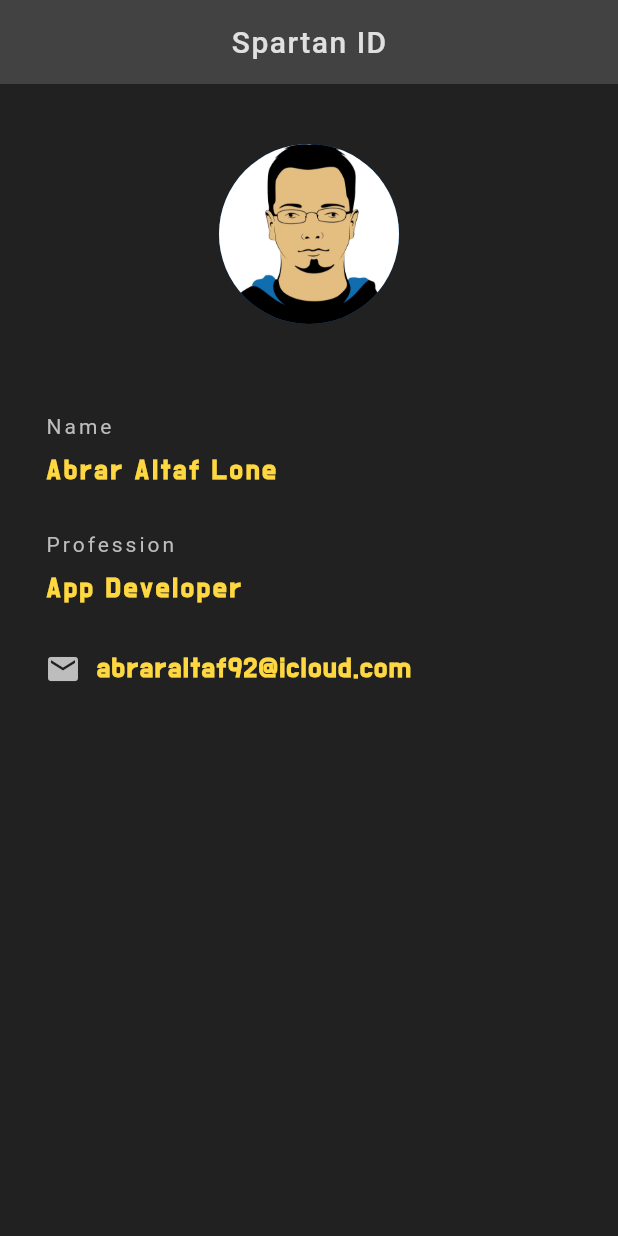
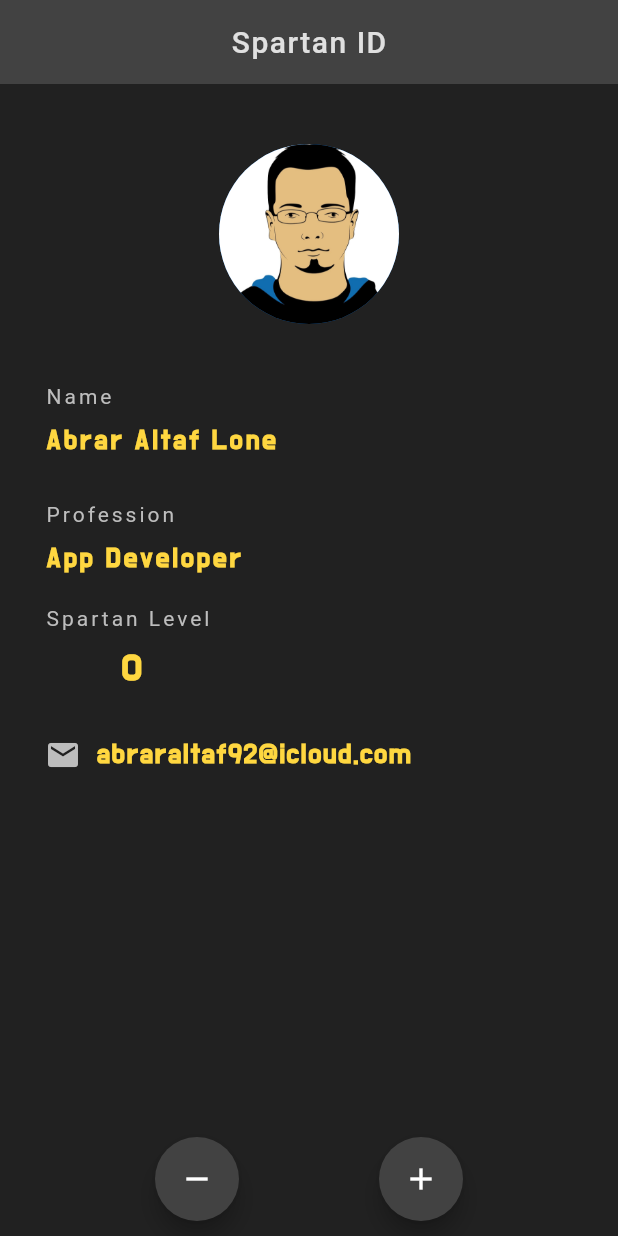
Before and after one commit to abraraltaf92/flutter_terminal_testing, a Flutter app: the screen it shows after launch, on a phone screen of 412 x 824 dp. Run offline on Flutter 3.47's test engine with Material 2 defaults, Android fonts, the phone set to English and light mode, and no system bars.

Commit message:
spartan_level added

```diff
--- a/lib/main.dart
+++ b/lib/main.dart
@@ -2,7 +2,14 @@ import 'package:flutter/material.dart';
 
 void main() => runApp(MaterialApp(home: SpartanId()));
 
-class SpartanId extends StatelessWidget {
+class SpartanId extends StatefulWidget {
+  @override
+  _SpartanIdState createState() => _SpartanIdState();
+}
+
+class _SpartanIdState extends State<SpartanId> {
+  int spartanLevel = 0;
+
   @override
   Widget build(BuildContext context) {
     return Scaffold(
@@ -17,6 +24,46 @@ class SpartanId extends StatelessWidget {
         centerTitle: true,
         elevation: 0.0,
       ),
+      floatingActionButtonLocation: FloatingActionButtonLocation.centerDocked,
+      floatingActionButton: Padding(
+        padding: const EdgeInsets.all(10.0),
+        child: Row(
+          mainAxisAlignment: MainAxisAlignment.spaceEvenly,
+          children: <Widget>[
+            FloatingActionButton(
+              onPressed: () {
+                setState(() {
+                  if (spartanLevel > 0) {
+                    spartanLevel -= 1;
+                  }
+                });
+              },
+              child: Icon(Icons.remove),
+              backgroundColor: Colors.grey[800],
+            ),
+            FloatingActionButton(
+              onPressed: () {
+                setState(() {
+                  spartanLevel += 1;
+                });
+              },
+              child: Icon(Icons.add),
+              backgroundColor: Colors.grey[800],
+            )
+          ],
+        ),
+      ),
+      // floatingActionButton: FloatingActionButton(
+      //   onPressed: () {
+      //     setState(() {
+      //       spartanLevel += 1;
+      //     });
+      //   },
+      //   child: Icon(
+      //     Icons.add,
+      //   ),
+      //   backgroundColor: Colors.grey[800],
+      // ),
       body: Padding(
         padding: const EdgeInsets.fromLTRB(30.0, 40.0, 30.0, 0.0),
         child: Column(
@@ -29,7 +76,7 @@ class SpartanId extends StatelessWidget {
               ),
             ),
             SizedBox(
-              height: 60,
+              height: 40,
             ),
             Text(
               "Name",
@@ -70,6 +117,30 @@ class SpartanId extends StatelessWidget {
                 letterSpacing: 2.0,
               ),
             ),
+            SizedBox(height: 20),
+            Text(
+              "Spartan Level",
+              style: TextStyle(
+                color: Colors.grey[400],
+                letterSpacing: 2.0,
+              ),
+            ),
+            SizedBox(
+              height: 10,
+            ),
+            Padding(
+              padding: const EdgeInsets.fromLTRB(50.0, 0, 0, 0),
+              child: Text(
+                "$spartanLevel",
+                style: TextStyle(
+                  color: Colors.amberAccent,
+                  fontWeight: FontWeight.bold,
+                  fontSize: 25.0,
+                  fontFamily: 'DoHyeon',
+                  letterSpacing: 2.0,
+                ),
+              ),
+            ),
             SizedBox(height: 30),
             Row(
               children: [
@@ -92,9 +163,6 @@ class SpartanId extends StatelessWidget {
                 ),
               ],
             ),
-            SizedBox(
-              height: 10,
-            ),
           ],
         ),
       ),
```
